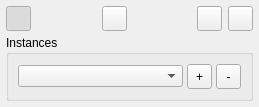
Above: eCV/ui_templates/measurementToolDlg.ui from Asher-1/ACloudViewer before the change. Below: the same form after it.
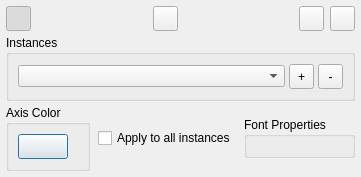
That is the form after the change. Icons and pictures are not drawn.

Commit message: opt measurement tools

Patch:
```diff
--- a/eCV/ui_templates/measurementToolDlg.ui
+++ b/eCV/ui_templates/measurementToolDlg.ui
@@ -214,6 +214,97 @@
      </layout>
     </widget>
    </item>
+   <item>
+    <layout class="QHBoxLayout" name="appearanceLayout">
+     <property name="spacing">
+      <number>8</number>
+     </property>
+     <item>
+      <widget class="QGroupBox" name="colorGroupBox">
+       <property name="sizePolicy">
+        <sizepolicy hsizetype="Preferred" vsizetype="Maximum">
+         <horstretch>0</horstretch>
+         <verstretch>0</verstretch>
+        </sizepolicy>
+       </property>
+       <property name="title">
+        <string>Axis Color</string>
+       </property>
+       <layout class="QHBoxLayout" name="colorLayout">
+        <property name="spacing">
+         <number>4</number>
+        </property>
+        <item>
+         <widget class="QPushButton" name="colorButton">
+          <property name="minimumSize">
+           <size>
+            <width>50</width>
+            <height>25</height>
+           </size>
+          </property>
+          <property name="maximumSize">
+           <size>
+            <width>50</width>
+            <height>25</height>
+           </size>
+          </property>
+          <property name="toolTip">
+           <string>Select measurement color</string>
+          </property>
+          <property name="text">
+           <string/>
+          </property>
+         </widget>
+        </item>
+        <item>
+         <spacer name="colorSpacer">
+          <property name="orientation">
+           <enum>Qt::Horizontal</enum>
+          </property>
+          <property name="sizeHint" stdset="0">
+           <size>
+            <width>40</width>
+            <height>20</height>
+           </size>
+          </property>
+         </spacer>
+        </item>
+       </layout>
+      </widget>
+     </item>
+     <item>
+      <widget class="QCheckBox" name="applyToAllCheckBox">
+       <property name="text">
+        <string>Apply to all instances</string>
+       </property>
+       <property name="toolTip">
+        <string>When checked, appearance settings apply to all measurement instances. Otherwise, only to the selected instance.</string>
+       </property>
+       <property name="checked">
+        <bool>false</bool>
+       </property>
+      </widget>
+     </item>
+     <item>
+      <widget class="QGroupBox" name="fontGroupBox">
+       <property name="sizePolicy">
+        <sizepolicy hsizetype="Expanding" vsizetype="Maximum">
+         <horstretch>1</horstretch>
+         <verstretch>0</verstretch>
+        </sizepolicy>
+       </property>
+       <property name="title">
+        <string>Font Properties</string>
+       </property>
+       <layout class="QHBoxLayout" name="fontLayout">
+        <property name="spacing">
+         <number>4</number>
+        </property>
+       </layout>
+      </widget>
+     </item>
+    </layout>
+   </item>
    <item>
     <layout class="QVBoxLayout" name="parametersLayout">
      <property name="spacing">
```
The commit also changes 187 other files.
